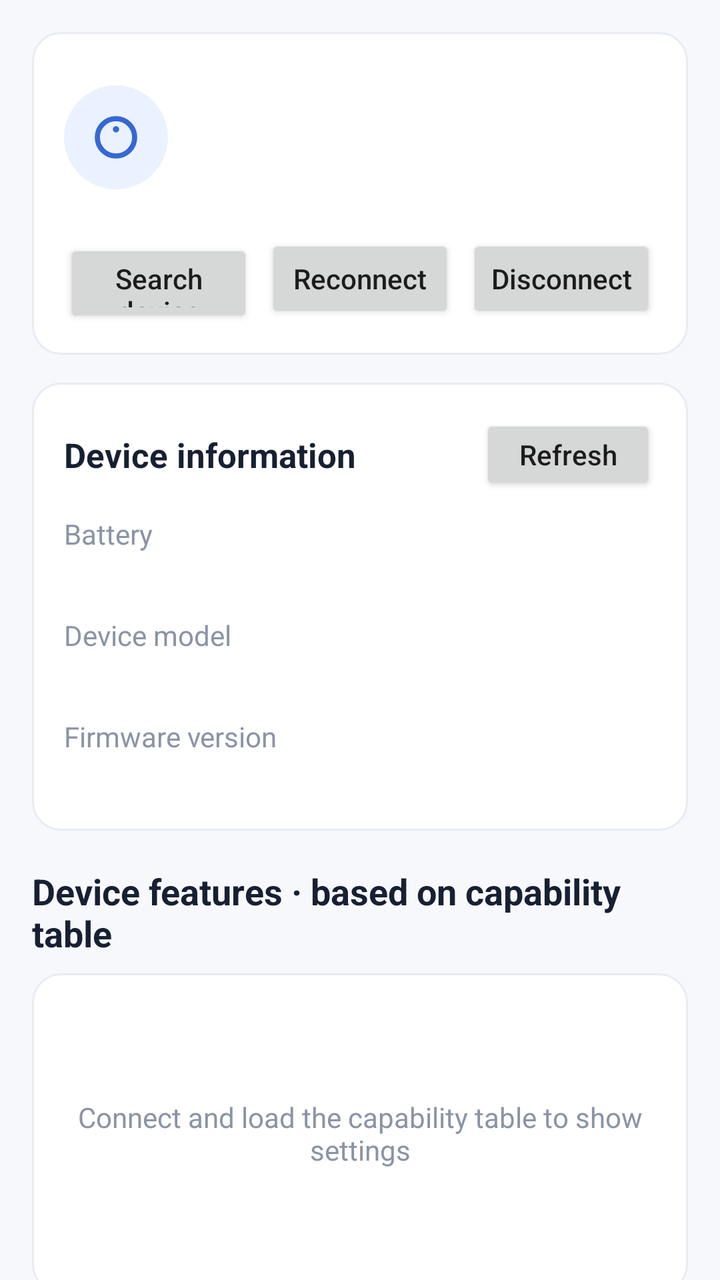
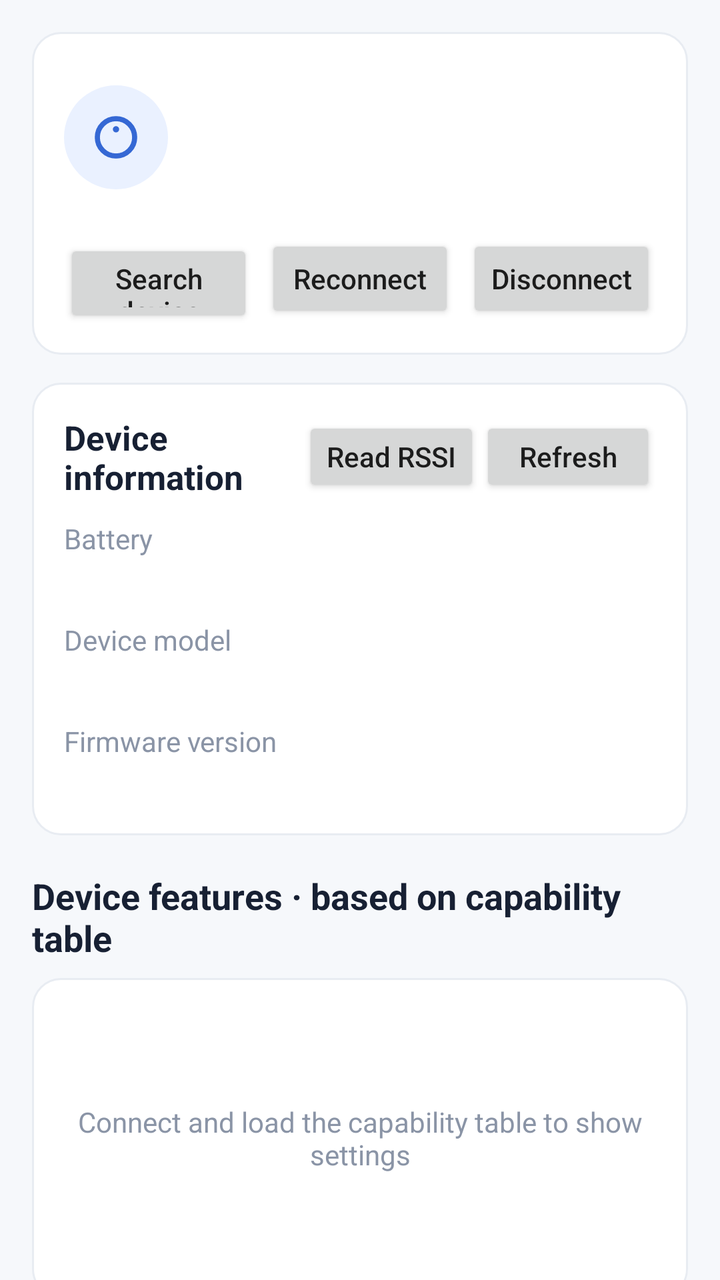

The first picture is an Android layout as it rendered before a commit; the second is the same layout after the commit. The layout source and the unified diff follow.
<!-- AndroidManifest.xml: application theme AppTheme -->
<!-- res/layout/fragment_device.xml -->
<?xml version="1.0" encoding="utf-8"?>
<androidx.core.widget.NestedScrollView xmlns:android="http://schemas.android.com/apk/res/android"
    android:layout_width="match_parent"
    android:layout_height="match_parent"
    android:background="#F6F8FB"
    android:fillViewport="true">

    <LinearLayout
        android:layout_width="match_parent"
        android:layout_height="wrap_content"
        android:orientation="vertical"
        android:padding="16dp">

        <LinearLayout
            android:layout_width="match_parent"
            android:layout_height="wrap_content"
            android:background="@drawable/bg_demo_card"
            android:orientation="vertical"
            android:padding="16dp">

            <LinearLayout
                android:layout_width="match_parent"
                android:layout_height="wrap_content"
                android:gravity="center_vertical"
                android:orientation="horizontal">

                <ImageView
                    android:layout_width="52dp"
                    android:layout_height="52dp"
                    android:layout_marginEnd="13dp"
                    android:background="@drawable/bg_device_icon_circle"
                    android:contentDescription="@string/demo_device"
                    android:padding="12dp"
                    android:src="@drawable/ic_device_ring" />

                <LinearLayout
                    android:layout_width="0dp"
                    android:layout_height="wrap_content"
                    android:layout_weight="1"
                    android:orientation="vertical">

                    <TextView
                        android:id="@+id/device_name"
                        android:layout_width="wrap_content"
                        android:layout_height="wrap_content"
                        android:textColor="#172033"
                        android:textSize="20sp"
                        android:textStyle="bold" />

                    <TextView
                        android:id="@+id/device_address"
                        android:layout_width="wrap_content"
                        android:layout_height="wrap_content"
                        android:layout_marginTop="4dp"
                        android:textColor="#8A94A6"
                        android:textSize="12sp" />

                    <TextView
                        android:id="@+id/connection_state"
                        android:layout_width="wrap_content"
                        android:layout_height="wrap_content"
                        android:layout_marginTop="7dp"
                        android:textColor="#3568D4"
                        android:textStyle="bold" />
                </LinearLayout>
            </LinearLayout>

            <LinearLayout
                android:layout_width="match_parent"
                android:layout_height="wrap_content"
                android:layout_marginTop="12dp"
                android:orientation="horizontal">

                <Button
                    android:id="@+id/search_device"
                    android:layout_width="0dp"
                    android:layout_height="44dp"
                    android:layout_weight="1"
                    android:text="@string/demo_search_device"
                    android:textAllCaps="false" />

                <Button
                    android:id="@+id/reconnect_device"
                    android:layout_width="0dp"
                    android:layout_height="44dp"
                    android:layout_marginStart="6dp"
                    android:layout_weight="1"
                    android:text="@string/demo_reconnect"
                    android:textAllCaps="false" />

                <Button
                    android:id="@+id/disconnect_device"
                    android:layout_width="0dp"
                    android:layout_height="44dp"
                    android:layout_marginStart="6dp"
                    android:layout_weight="1"
                    android:text="@string/demo_disconnect"
                    android:textAllCaps="false" />

            </LinearLayout>
        </LinearLayout>

        <LinearLayout
            android:layout_width="match_parent"
            android:layout_height="wrap_content"
            android:layout_marginTop="14dp"
            android:background="@drawable/bg_demo_card"
            android:orientation="vertical"
            android:padding="16dp">

            <LinearLayout
                android:layout_width="match_parent"
                android:layout_height="wrap_content"
                android:gravity="center_vertical"
                android:orientation="horizontal">

                <TextView
                    android:layout_width="0dp"
                    android:layout_height="wrap_content"
                    android:layout_weight="1"
                    android:text="@string/demo_device_info"
                    android:textColor="#172033"
                    android:textSize="17sp"
                    android:textStyle="bold" />

                <Button
                    android:id="@+id/refresh_device_info"
                    android:layout_width="wrap_content"
                    android:layout_height="40dp"
                    android:text="@string/demo_refresh"
                    android:textAllCaps="false" />
            </LinearLayout>

            <TextView android:layout_width="match_parent" android:layout_height="wrap_content" android:layout_marginTop="10dp" android:text="@string/demo_battery" android:textColor="#8A94A6" />
            <TextView android:id="@+id/power_value" android:layout_width="match_parent" android:layout_height="wrap_content" android:textColor="#172033" android:textSize="16sp" />
            <TextView android:layout_width="match_parent" android:layout_height="wrap_content" android:layout_marginTop="10dp" android:text="@string/demo_device_model" android:textColor="#8A94A6" />
            <TextView android:id="@+id/model_value" android:layout_width="match_parent" android:layout_height="wrap_content" android:textColor="#172033" android:textSize="16sp" />
            <TextView android:layout_width="match_parent" android:layout_height="wrap_content" android:layout_marginTop="10dp" android:text="@string/demo_firmware_version" android:textColor="#8A94A6" />
            <TextView android:id="@+id/firmware_value" android:layout_width="match_parent" android:layout_height="wrap_content" android:textColor="#172033" android:textSize="16sp" />
        </LinearLayout>

        <TextView
            android:layout_width="match_parent"
            android:layout_height="wrap_content"
            android:layout_marginTop="18dp"
            android:text="@string/demo_device_features"
            android:textColor="#172033"
            android:textSize="18sp"
            android:textStyle="bold" />

        <FrameLayout
            android:layout_width="match_parent"
            android:layout_height="wrap_content"
            android:layout_marginTop="8dp"
            android:background="@drawable/bg_demo_card"
            android:minHeight="160dp">

            <androidx.recyclerview.widget.RecyclerView
                android:id="@+id/setting_list"
                android:layout_width="match_parent"
                android:layout_height="wrap_content"
                android:nestedScrollingEnabled="false" />

            <TextView
                android:id="@+id/empty_settings"
                android:layout_width="match_parent"
                android:layout_height="160dp"
                android:gravity="center"
                android:text="@string/demo_settings_empty"
                android:textColor="#8A94A6" />
        </FrameLayout>
    </LinearLayout>
</androidx.core.widget.NestedScrollView>
<!-- resources referenced by this layout -->
<resources>
  <!-- drawable bg_demo_card (drawable) -->
  <?xml version="1.0" encoding="utf-8"?>
  <shape xmlns:android="http://schemas.android.com/apk/res/android" android:shape="rectangle">
      <corners android:radius="14dp" />
      <solid android:color="#FFFFFF" />
      <stroke android:width="1dp" android:color="#E8ECF2" />
  </shape>
  <!-- drawable bg_device_icon_circle (drawable) -->
  <?xml version="1.0" encoding="utf-8"?>
  <shape xmlns:android="http://schemas.android.com/apk/res/android" android:shape="oval">
      <solid android:color="#EAF1FF" />
  </shape>
  <!-- drawable ic_device_ring (drawable) -->
  <?xml version="1.0" encoding="utf-8"?>
  <vector xmlns:android="http://schemas.android.com/apk/res/android"
      android:width="24dp"
      android:height="24dp"
      android:viewportWidth="24"
      android:viewportHeight="24">
      <path
          android:fillColor="@android:color/transparent"
          android:pathData="M12,4 A8,8 0,1 1,12,20 A8,8 0,1 1,12,4"
          android:strokeColor="#3568D4"
          android:strokeLineCap="round"
          android:strokeWidth="2.2" />
      <path
          android:fillColor="#3568D4"
          android:pathData="M12,7.2 A1.35,1.35 0,1 1,12,9.9 A1.35,1.35 0,1 1,12,7.2" />
  </vector>
  <string name="demo_battery">Battery</string>
  <string name="demo_device">Device</string>
  <string name="demo_device_features">Device features · based on capability table</string>
  <string name="demo_device_info">Device information</string>
  <string name="demo_device_model">Device model</string>
  <string name="demo_disconnect">Disconnect</string>
  <string name="demo_firmware_version">Firmware version</string>
  <string name="demo_reconnect">Reconnect</string>
  <string name="demo_refresh">Refresh</string>
  <string name="demo_search_device">Search device</string>
  <string name="demo_settings_empty">Connect and load the capability table to show settings</string>
  <style name="AppTheme" parent="Theme.AppCompat.Light.DarkActionBar">
          
          <item name="colorPrimary">@color/colorPrimary</item>
          <item name="colorPrimaryDark">@color/colorPrimaryDark</item>
          <item name="colorAccent">@color/colorAccent</item>
      </style>
  <color name="colorPrimary">#6200EE</color>
  <color name="colorPrimaryDark">#3700B3</color>
  <color name="colorAccent">#03DAC5</color>
</resources>

<!-- the commit's change to res/layout/fragment_device.xml (unified diff, before → after) -->
@@ -124,6 +124,13 @@
                     android:textStyle="bold" />
 
                 <Button
+                    android:id="@+id/read_rssi"
+                    android:layout_width="wrap_content"
+                    android:layout_height="40dp"
+                    android:text="@string/demo_read_rssi"
+                    android:textAllCaps="false" />
+
+                <Button
                     android:id="@+id/refresh_device_info"
                     android:layout_width="wrap_content"
                     android:layout_height="40dp"
<!-- resource entries referenced after the edit -->
@@ -36,6 +36,7 @@
   <string name="demo_device_model">Device model</string>
   <string name="demo_disconnect">Disconnect</string>
   <string name="demo_firmware_version">Firmware version</string>
+  <string name="demo_read_rssi">Read RSSI</string>
   <string name="demo_reconnect">Reconnect</string>
   <string name="demo_refresh">Refresh</string>
   <string name="demo_search_device">Search device</string>
